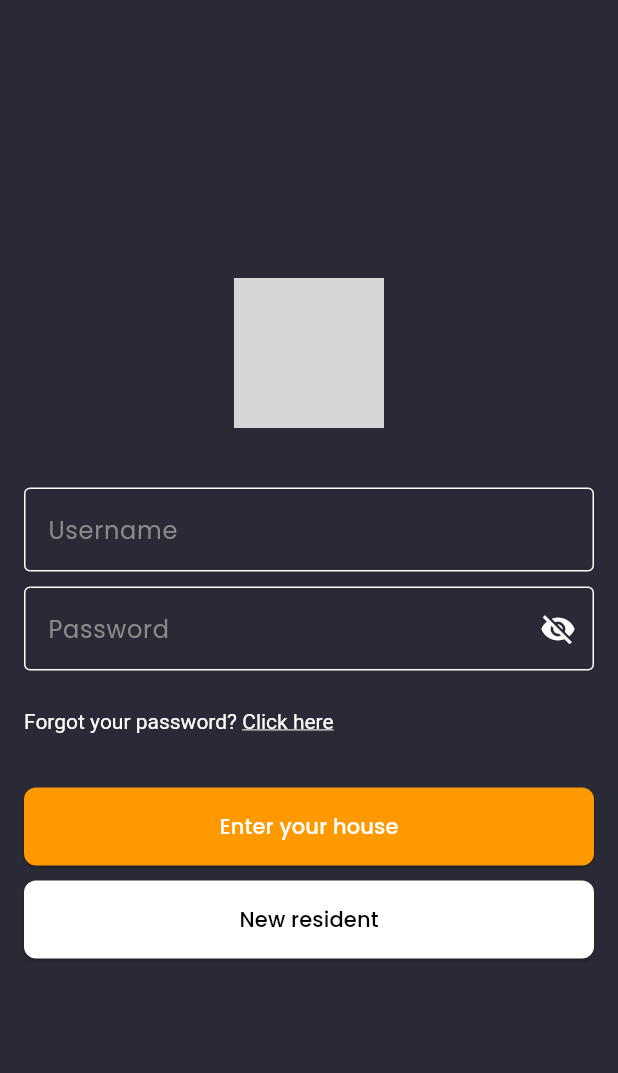
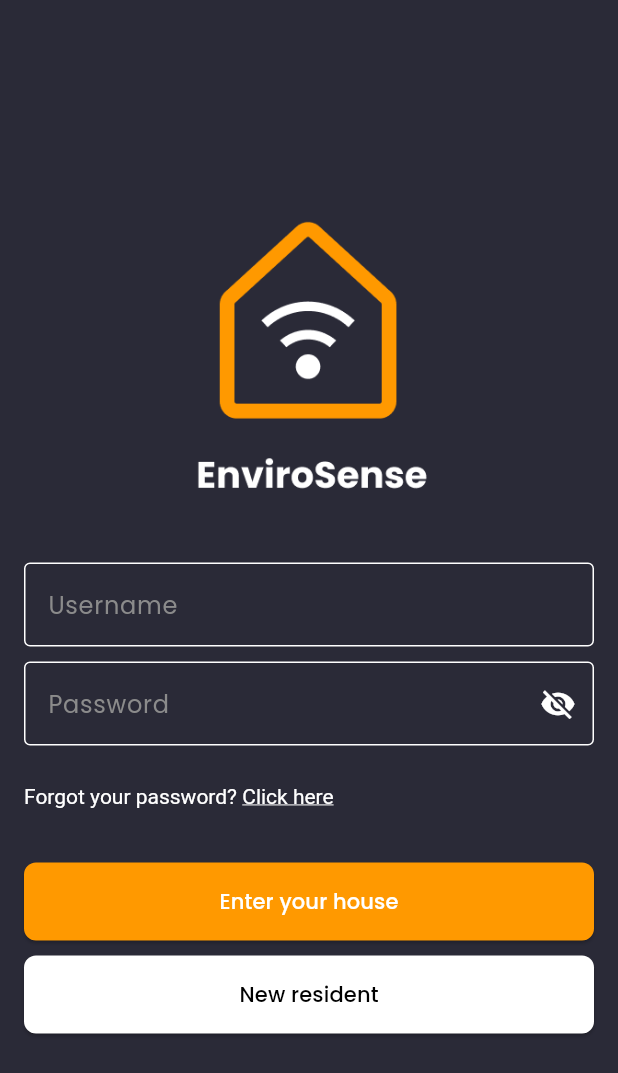
Before and after one commit to KempDewulf/envirosense-app, a Flutter app: the LoginScreen screen opened by its route, on a phone screen of 412 x 824 dp. Shown: the top 1073 px of the screen. Run offline on Flutter 3.47's test engine with Material 3 defaults, Android fonts, the phone set to English and light mode, and no system bars; our stand-ins replace google_fonts, introduction_screen, shared_preferences; accounts and stored records are empty; grey boxes are pictures that could not be loaded.

Commit message:
update logo in login screen with new image and adjust size

```diff
--- a/lib/views/login_screen.dart
+++ b/lib/views/login_screen.dart
@@ -31,9 +31,9 @@ class _LoginScreenState extends State<LoginScreen> {
             children: [
               // Custom Image
               Image.asset(
-                'assets/your_image.png', // Replace with your image path
-                width: 100.0,
-                height: 100.0,
+                'assets/logos/envirosense_logo.png', // Replace with your image path
+                width: 200.0,
+                height: 200.0,
               ),
               const SizedBox(height: 40.0),
               // Username field
```
